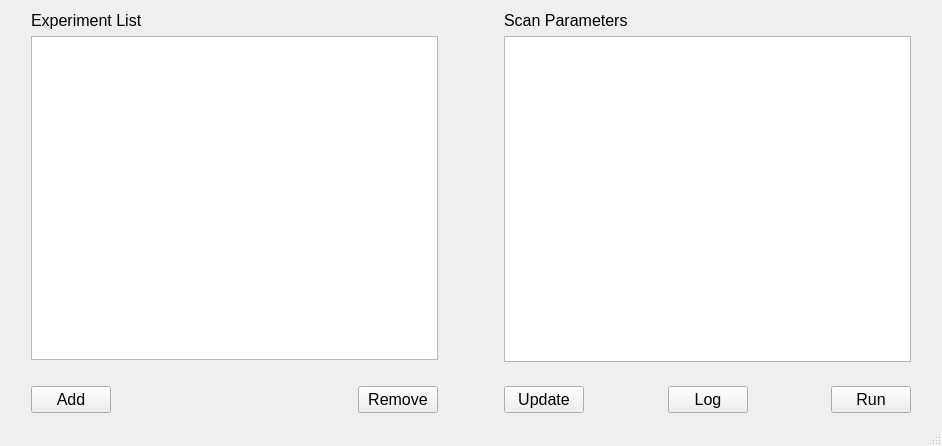
Above: smartfMRI/smartfmri.ui from wuzhuobin/smartfMRI before the change. Below: the same form after it.
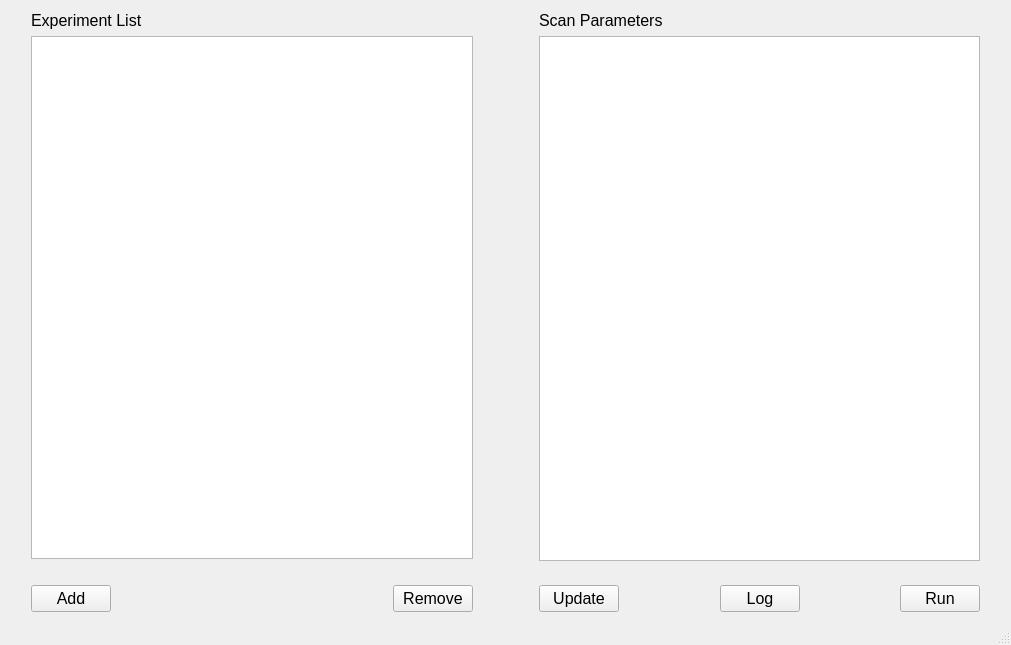
That is the form after the change.

Patch:
```diff
--- a/smartfMRI/smartfmri.ui
+++ b/smartfMRI/smartfmri.ui
@@ -6,8 +6,8 @@
    <rect>
     <x>0</x>
     <y>0</y>
-    <width>942</width>
-    <height>446</height>
+    <width>1011</width>
+    <height>645</height>
    </rect>
   </property>
   <property name="windowTitle">
```
Left out of the diff: 2 changed lines with no effect on the pictures.
